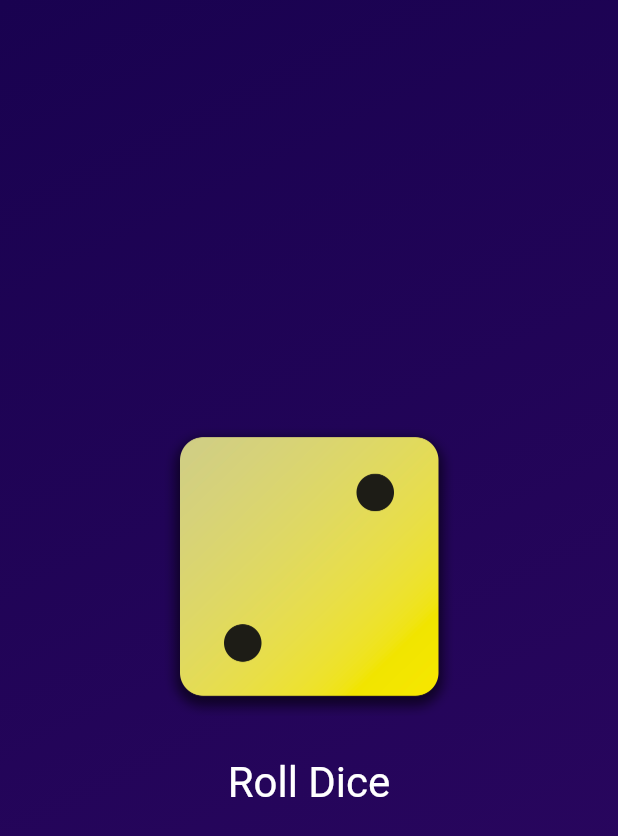
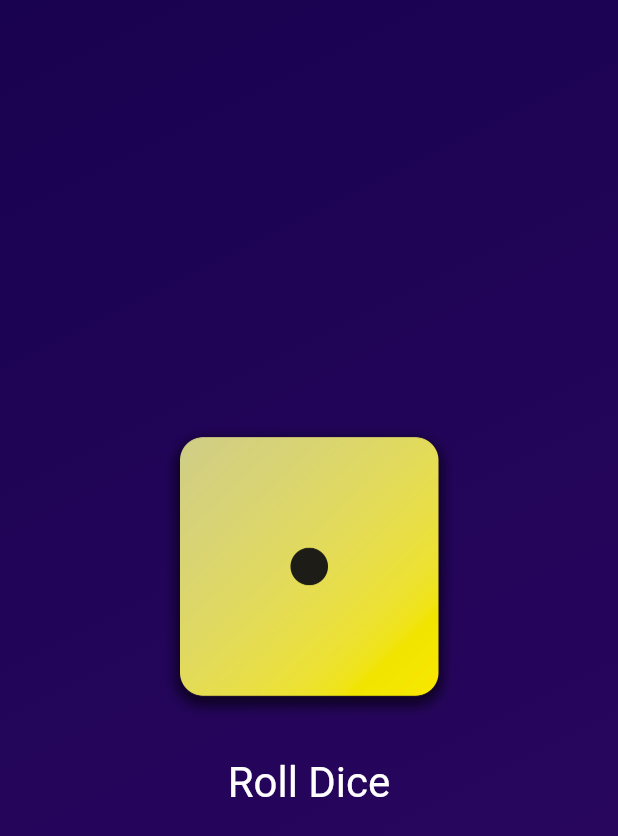
Before and after one commit to muinmundzir/roll-dice, a Flutter app: the screen it shows after launch, on a phone screen of 412 x 824 dp. Shown: the top 836 px of the screen. Run offline on Flutter 3.47's test engine with Material 3 defaults, Android fonts, the phone set to English and light mode, and no system bars.

```diff
--- a/lib/dice_roller.dart
+++ b/lib/dice_roller.dart
@@ -1,4 +1,8 @@
+import 'dart:math';
+
 import 'package:flutter/material.dart';
+
+final randomizer = Random();
 
 class DiceRoller extends StatefulWidget {
   const DiceRoller({super.key});
@@ -10,11 +14,11 @@ class DiceRoller extends StatefulWidget {
 }
 
 class _DiceRollerState extends State<DiceRoller> {
-  var activeDiceImage = 'assets/images/dice-2.png';
+  var currentDiceRoll = 1;
 
   rollDice() {
     setState(() {
-      activeDiceImage = 'assets/images/dice-5.png';
+      currentDiceRoll = randomizer.nextInt(6) + 1;
     });
   }
 
@@ -24,7 +28,7 @@ class _DiceRollerState extends State<DiceRoller> {
       mainAxisSize: MainAxisSize.min,
       children: [
         Image.asset(
-          activeDiceImage,
+          'assets/images/dice-$currentDiceRoll.png',
           width: 200,
         ),
         const SizedBox(height: 20),
```
